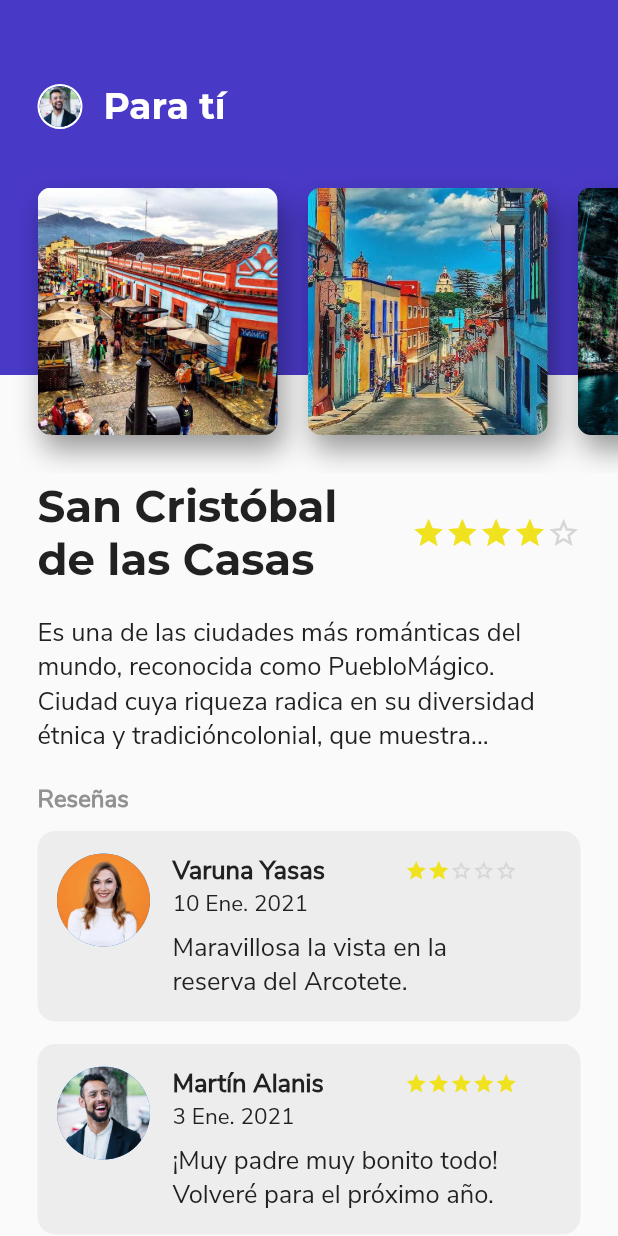
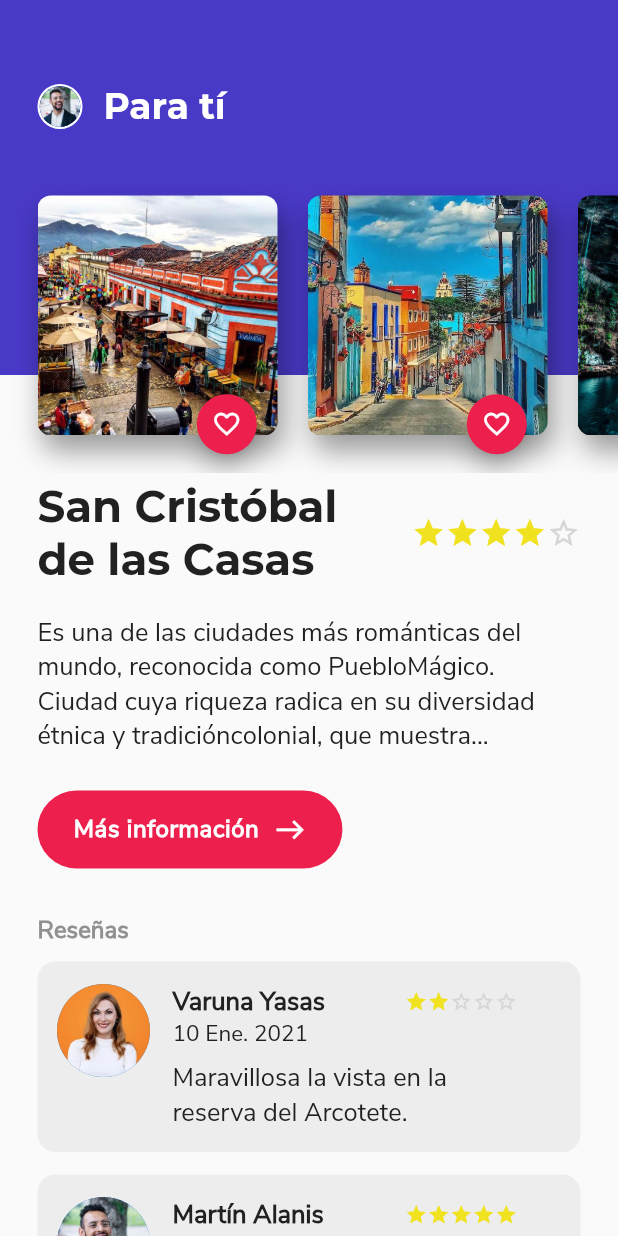
Before and after one commit to josegpulido/flutter-examples, a Flutter app: the screen it shows after launch, on a phone screen of 412 x 824 dp. Run offline on Flutter 3.47's test engine with Material 2 defaults, Android fonts, the phone set to English and light mode, and no system bars.

Commit message:
feature: Interacción de botones (onTap)

```diff
--- a/cuintle_app/lib/components/description.widget.dart
+++ b/cuintle_app/lib/components/description.widget.dart
@@ -2,6 +2,8 @@
 import 'package:flutter/material.dart';
 // Utilities
 import 'package:cuintle_app/utilities/stars-generator.dart';
+// Widgets
+import 'package:cuintle_app/components/nav-button.widget.dart';
 
 class DescriptionPlace extends StatelessWidget {
 
@@ -58,6 +60,7 @@ class DescriptionPlace extends StatelessWidget {
 
     // Widget
     final Column widget = Column(
+      crossAxisAlignment: CrossAxisAlignment.start,
       children: [
         Row(
           children: <Widget> [
@@ -66,7 +69,14 @@ class DescriptionPlace extends StatelessWidget {
           ],
           mainAxisAlignment: MainAxisAlignment.spaceBetween,
         ),
-        descriptionWidget
+        descriptionWidget,
+        Container(
+          margin: EdgeInsets.only(
+            top: 25.0,
+            bottom: 10.0
+          ),
+          child: NavButton('Más información', Icons.east)
+        )
       ]
     );
 
--- /dev/null
+++ b/cuintle_app/lib/components/favorite-fab.widget.dart
@@ -0,0 +1,60 @@
+// Required imports
+import 'package:flutter/material.dart';
+
+class FavoriteFab extends StatefulWidget {
+
+  // Widget State : método que devuelve el estado del widget
+  @override
+  State<StatefulWidget> createState() {
+
+    // Return
+    return _FavoriteFab();
+  }
+}
+
+class _FavoriteFab extends State<FavoriteFab> {
+
+  // Variables
+  bool favorite = false;
+
+  // Método que se ejecuta al disparar el evento 'onPressed'
+  void onPressedFab() {
+
+    // Modificando el widget cambiando su estado
+    setState(() {
+      favorite = !this.favorite;
+    });
+
+    // Abriendo Snackbar y ocultando cualquier snackbar abierto actualmente
+    final contextScaffold = Scaffold.of(context);
+    contextScaffold.hideCurrentSnackBar();
+    contextScaffold.showSnackBar(
+      SnackBar(
+        content: Text(
+          this.favorite ? 'Agregaste a favoritos' : 'Quitaste de favoritos'
+        )
+      )
+    );
+  }
+
+  // Main Widget : método que devuelve el widget renderizado
+  @override
+  Widget build(BuildContext context) {
+
+    // Widget
+    final FloatingActionButton widget = FloatingActionButton(
+      backgroundColor: Color(0xFFed204d),
+      mini: true,
+      tooltip: 'Favoritos',
+      onPressed: onPressedFab,
+      child: Icon(
+        this.favorite ? Icons.favorite : Icons.favorite_border,
+        color: Colors.white,
+        size: 20.0
+      )
+    );
+
+    // Return
+    return widget;
+  }
+}
--- a/cuintle_app/lib/components/image-card.widget.dart
+++ b/cuintle_app/lib/components/image-card.widget.dart
@@ -1,5 +1,7 @@
 // Required imports
 import 'package:flutter/material.dart';
+// Widgets
+import 'package:cuintle_app/components/favorite-fab.widget.dart';
 
 class ImageCard extends StatelessWidget {
 
@@ -13,8 +15,8 @@ class ImageCard extends StatelessWidget {
   @override
   Widget build(BuildContext context) {
 
-    // Widget
-    final Container widget = Container(
+    // Image Widget
+    final Container imageWidget = Container(
       width: 160.0,
       height: 160.0,
       margin: EdgeInsets.all(10.0),
@@ -35,6 +37,15 @@ class ImageCard extends StatelessWidget {
       )
     );
 
+    // Widget
+    final Stack widget = Stack(
+      alignment: Alignment(0.7, 1.1),
+      children: [
+        imageWidget,
+        FavoriteFab()
+      ]
+    );
+
     // Return
     return widget;
   }
--- /dev/null
+++ b/cuintle_app/lib/components/nav-button.widget.dart
@@ -0,0 +1,79 @@
+// Required imports
+import 'package:flutter/material.dart';
+
+class NavButton extends StatelessWidget {
+
+  // Variables
+  final String title;
+  final IconData icon;
+
+  // Constructor
+  NavButton(this.title, this.icon);
+
+  // Main Widget
+  @override
+  Widget build(BuildContext context) {
+
+    // Widget
+    final InkWell widget = InkWell(
+      onTap: () {
+        Scaffold.of(context).showSnackBar(
+          SnackBar(
+            content: Text('Cargando...')
+          )
+        );
+      },
+      /*
+      splashColor: Colors.amber,
+      highlightColor: Colors.lightGreen,
+      focusColor: Colors.green,
+      hoverColor: Colors.blue,
+      */
+      borderRadius: BorderRadius.circular(100.0),
+      child: FittedBox(
+        fit: BoxFit.fitWidth,
+        child: Ink(
+          decoration: BoxDecoration(
+            color: Color(0xFFed204d),
+            borderRadius: BorderRadius.circular(100.0)
+          ),
+          padding: EdgeInsets.only(
+            left: 24.0,
+            right: 24.0,
+            top: 15.0,
+            bottom: 15.0
+          ),
+          child: Row(
+            crossAxisAlignment: CrossAxisAlignment.center,
+            children: [
+              Text(
+                title,
+                textAlign: TextAlign.left,
+                style: TextStyle(
+                  color: Colors.white,
+                  fontSize: 16.0,
+                  fontWeight: FontWeight.bold,
+                  fontFamily: 'Nunito Sans',
+                  letterSpacing: 0.4
+                )
+              ),
+              Container(
+                padding: EdgeInsets.only(
+                  left: 10.0
+                ),
+                child: Icon(
+                  icon,
+                  color: Colors.white,
+                  size: 21.6
+                )
+              )
+            ]
+          )
+        )
+      )
+    );
+
+    // Return
+    return widget;
+  }
+}
--- a/cuintle_app/lib/main.dart
+++ b/cuintle_app/lib/main.dart
@@ -1,6 +1,6 @@
 // Required imports
 import 'package:flutter/material.dart';
-// Widgets
+// Views
 import 'package:cuintle_app/components/description.widget.dart';
 import 'package:cuintle_app/components/review.widget.dart';
 import 'package:cuintle_app/components/mini-subtitle.widget.dart';
--- /dev/null
+++ b/cuintle_app/lib/views/home.view.dart
@@ -0,0 +1,21 @@
+// Required imports
+import 'package:flutter/material.dart';
+// Widgets
+import 'package:cuintle_app/components/description.widget.dart';
+import 'package:cuintle_app/components/review.widget.dart';
+import 'package:cuintle_app/components/mini-subtitle.widget.dart';
+import 'package:cuintle_app/components/header-appbar.widget.dart';
+
+class HomeView extends StatelessWidget {
+
+  // Main Widget
+  @override
+  Widget build(BuildContext context) {
+
+    // Widget
+    final
+
+    // Return
+    return widget;
+  }
+}
```
